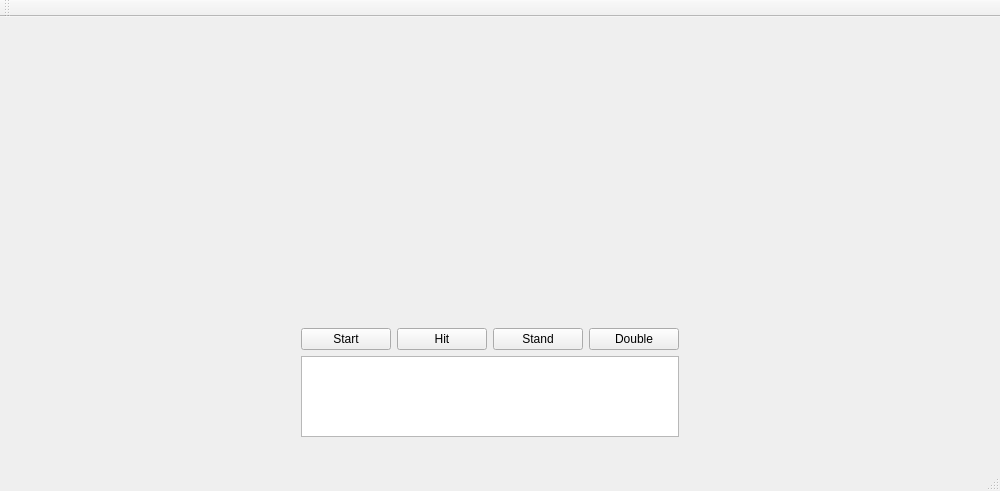
bfernandez2793/blackjackproject, file mainwindow.ui: the form before one commit.
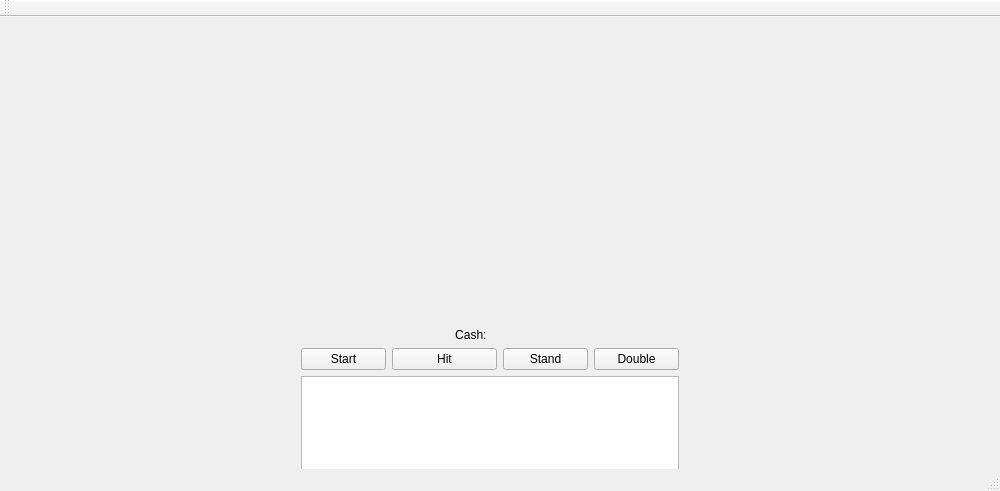
The form after the commit.

Diff of the .ui file:
```diff
--- a/mainwindow.ui
+++ b/mainwindow.ui
@@ -20,43 +20,57 @@
       <x>290</x>
       <y>300</y>
       <width>400</width>
-      <height>131</height>
+      <height>170</height>
      </rect>
     </property>
     <layout class="QGridLayout" name="gridLayout">
-     <item row="4" column="0">
+     <item row="3" column="0">
       <layout class="QGridLayout" name="gridLayout_3">
-       <item row="0" column="1">
-        <widget class="QPushButton" name="hitButton">
-         <property name="text">
-          <string>Hit</string>
-         </property>
-        </widget>
-       </item>
-       <item row="0" column="0">
+       <item row="3" column="0">
         <widget class="QPushButton" name="startButton">
          <property name="text">
           <string>Start</string>
          </property>
         </widget>
        </item>
-       <item row="0" column="2">
+       <item row="3" column="1">
+        <widget class="QPushButton" name="hitButton">
+         <property name="text">
+          <string>Hit</string>
+         </property>
+        </widget>
+       </item>
+       <item row="3" column="2">
         <widget class="QPushButton" name="standButton">
          <property name="text">
           <string>Stand</string>
          </property>
         </widget>
        </item>
-       <item row="0" column="3">
+       <item row="3" column="3">
         <widget class="QPushButton" name="doubleButton">
          <property name="text">
           <string>Double</string>
          </property>
         </widget>
        </item>
-       <item row="1" column="0" colspan="4">
+       <item row="4" column="0" colspan="4">
         <widget class="QTextBrowser" name="textBrowser"/>
        </item>
+       <item row="0" column="2">
+        <widget class="QLabel" name="CashLabel">
+         <property name="text">
+          <string/>
+         </property>
+        </widget>
+       </item>
+       <item row="0" column="1">
+        <widget class="QLabel" name="label_3">
+         <property name="text">
+          <string>                   Cash:   </string>
+         </property>
+        </widget>
+       </item>
       </layout>
      </item>
     </layout>
```
Left out of the diff: 7 changed lines with no effect on the pictures.
